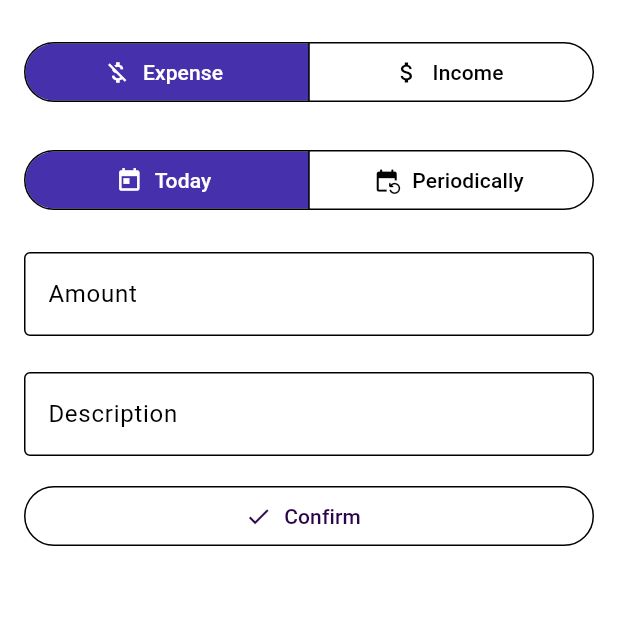
After one commit to jebud-com/jebud-app, a Flutter app: the AddBudgetElement screen opened directly, on a phone screen of 412 x 824 dp, the top half of it. The commit adds this screen. Run offline on Flutter 3.47's test engine with Material 2 defaults, Android fonts, the light colour scheme and no system bars; our stand-ins replace bloc, dartz, equatable, flutter_bloc, flutter_svg, isar; accounts and stored records are empty; generated files the repository leaves out were written again.

Commit message:
add income and expenses ui.

```diff
--- /dev/null
+++ b/src/lib/components/add_budget_element.dart
@@ -0,0 +1,333 @@
+import 'package:core/core.dart';
+import 'package:flutter/material.dart';
+import 'package:flutter/services.dart';
+import 'package:flutter_bloc/flutter_bloc.dart';
+import 'package:intl/intl.dart';
+
+class AddBudgetElement extends StatefulWidget {
+  const AddBudgetElement({super.key});
+
+  @override
+  State<StatefulWidget> createState() => _AddBudgetElementState();
+}
+
+class _AddBudgetElementState extends State<AddBudgetElement>
+    with TickerProviderStateMixin {
+  Set<int> selectedType = {0};
+
+  late final TabController _incomeExpenseTabController;
+
+  @override
+  void initState() {
+    _incomeExpenseTabController = TabController(length: 2, vsync: this);
+    super.initState();
+  }
+
+  @override
+  Widget build(BuildContext context) {
+    return BlocListener(
+        bloc: BlocProvider.of<BudgetManagerBloc>(context),
+        listener: (_, state) {
+          state as DetailedBudget;
+          if (!state.isAddingDailyExpense &&
+              !state.isAddingExpense &&
+              !state.isAddingIncome) Navigator.pop(context);
+        },
+        child: SizedBox(
+            height: 390 + 60 + 16 + 56 + 80,
+            child: Scaffold(
+                backgroundColor: Colors.transparent,
+                body: SingleChildScrollView(
+                    child: AnimatedContainer(
+                        height: 390 + 60 + 16 + 56 + 80,
+                        duration: const Duration(microseconds: 300),
+                        padding: const EdgeInsets.only(
+                          top: 24,
+                          right: 16,
+                          left: 16,
+                        ),
+                        child: Column(
+                            mainAxisSize: MainAxisSize.min,
+                            crossAxisAlignment: CrossAxisAlignment.stretch,
+                            children: [
+                              SegmentedButton(
+                                showSelectedIcon: false,
+                                segments: const [
+                                  ButtonSegment(
+                                      value: 0,
+                                      label: Text("Expense"),
+                                      icon: Icon(Icons.money_off)),
+                                  ButtonSegment(
+                                      value: 1,
+                                      label: Text("Income"),
+                                      icon: Icon(Icons.attach_money)),
+                                ],
+                                selected: selectedType,
+                                onSelectionChanged: (newValue) => setState(() {
+                                  selectedType = newValue;
+                                  _incomeExpenseTabController
+                                      .animateTo(newValue.first);
+                                }),
+                              ),
+                              const SizedBox.square(dimension: 24),
+                              Flexible(
+                                  child: TabBarView(
+                                      physics:
+                                          const NeverScrollableScrollPhysics(),
+                                      controller: _incomeExpenseTabController,
+                                      children: const [
+                                    AddExpense(),
+                                    AddIncome()
+                                  ]))
+                            ]))))));
+  }
+}
+
+class AddExpense extends StatefulWidget {
+  const AddExpense({super.key});
+
+  @override
+  State<StatefulWidget> createState() => _AddExpenseState();
+}
+
+class _AddExpenseState extends State<AddExpense> with TickerProviderStateMixin {
+  final TextEditingController _startDateTextController =
+      TextEditingController();
+  final TextEditingController _endDateTextController = TextEditingController();
+  final TextEditingController _amountTextController = TextEditingController();
+  final TextEditingController _descriptionTextController =
+      TextEditingController();
+
+  late TabController _dailyPeriodicallyTabController;
+
+  Set<int> selectedType = {0};
+  DateTime startDate = DateTime.now();
+  DateTime endDate = DateTime.now();
+  bool hasEndDate = false;
+
+  bool get _isAddingDailyExpense => selectedType.first == 0;
+
+  bool get _isAddingPeriodExpense => selectedType.first == 1;
+
+  bool get canConfirm {
+    return _amountTextController.text.trim().isNotEmpty &&
+        _descriptionTextController.text.trim().isNotEmpty;
+  }
+
+  @override
+  void initState() {
+    _startDateTextController.text = DateFormat.yMMMEd().format(startDate);
+    _endDateTextController.text = DateFormat.yMMMEd().format(endDate);
+    _dailyPeriodicallyTabController = TabController(length: 2, vsync: this);
+    super.initState();
+  }
+
+  @override
+  Widget build(BuildContext context) {
+    return Column(crossAxisAlignment: CrossAxisAlignment.stretch, children: [
+      SegmentedButton(
+        showSelectedIcon: false,
+        segments: const [
+          ButtonSegment(
+              value: 0, label: Text("Today"), icon: Icon(Icons.today)),
+          ButtonSegment(
+              value: 1,
+              label: Text("Periodically"),
+              icon: Icon(Icons.event_repeat_rounded)),
+        ],
+        selected: selectedType,
+        onSelectionChanged: (newValue) => setState(() {
+          selectedType = newValue;
+          _dailyPeriodicallyTabController.animateTo(newValue.first);
+        }),
+      ),
+      const SizedBox.square(
+        dimension: 24,
+      ),
+      if (_isAddingPeriodExpense) ...[
+        GestureDetector(
+            onTap: () async {
+              var selectedStartDate = await showDatePicker(
+                  context: context,
+                  firstDate: DateTime.fromMicrosecondsSinceEpoch(0),
+                  initialDate: DateTime.now(),
+                  lastDate: DateTime(275760, 09, 13));
+              if (selectedStartDate != null) {
+                setState(() {
+                  startDate = selectedStartDate;
+                  _startDateTextController.text =
+                      DateFormat.yMMMEd().format(startDate);
+                  if (startDate.isAfter(endDate)) {
+                    endDate = startDate;
+                    _endDateTextController.text =
+                        DateFormat.yMMMEd().format(endDate);
+                  }
+                });
+              }
+            },
+            child: TextFormField(
+                enabled: false,
+                controller: _startDateTextController,
+                textInputAction: TextInputAction.go,
+                keyboardType: TextInputType.text,
+                decoration: const InputDecoration(
+                  label: Text("Start date"),
+                  disabledBorder: OutlineInputBorder(),
+                  border: OutlineInputBorder(),
+                ))),
+        const SizedBox.square(
+          dimension: 8,
+        ),
+        Flexible(
+            child: CheckboxListTile(
+                controlAffinity: ListTileControlAffinity.leading,
+                title: const Text("Has an end date"),
+                value: hasEndDate,
+                onChanged: (newValue) {
+                  setState(() {
+                    hasEndDate = newValue!;
+                  });
+                })),
+        const SizedBox.square(
+          dimension: 8,
+        ),
+        if (hasEndDate) ...[
+          GestureDetector(
+              onTap: () async {
+                var selectedEndDate = await showDatePicker(
+                    context: context,
+                    firstDate: startDate,
+                    initialDate: endDate,
+                    lastDate: DateTime(275760, 09, 13));
+                if (selectedEndDate != null) {
+                  setState(() {
+                    endDate = selectedEndDate;
+                    _endDateTextController.text =
+                        DateFormat.yMMMEd().format(endDate);
+                  });
+                }
+              },
+              child: TextFormField(
+                  enabled: false,
+                  controller: _endDateTextController,
+                  textInputAction: TextInputAction.go,
+                  keyboardType: TextInputType.text,
+                  decoration: const InputDecoration(
+                    label: Text("End date"),
+                    disabledBorder: OutlineInputBorder(),
+                    border: OutlineInputBorder(),
+                  ))),
+          const SizedBox.square(
+            dimension: 16,
+          ),
+        ]
+      ],
+      TextFormField(
+          controller: _amountTextController,
+          textInputAction: TextInputAction.next,
+          inputFormatters: [
+            FilteringTextInputFormatter.allow(RegExp(r'^\d*\.?\d*')),
+          ],
+          keyboardType: const TextInputType.numberWithOptions(
+              signed: false, decimal: true),
+          decoration: const InputDecoration(
+              label: Text("Amount"),
+              border: OutlineInputBorder(),
+              suffix: Text("€"))),
+      const SizedBox.square(
+        dimension: 24,
+      ),
+      TextFormField(
+          controller: _descriptionTextController,
+          textInputAction: TextInputAction.go,
+          keyboardType: TextInputType.text,
+          decoration: const InputDecoration(
+            label: Text("Description"),
+            border: OutlineInputBorder(),
+          )),
+      const SizedBox.square(
+        dimension: 16,
+      ),
+      OutlinedButton.icon(
+          onPressed: _addExpense,
+          label: const Text("Confirm"),
+          icon: const Icon(Icons.check))
+    ]);
+  }
+
+  void _addExpense() {
+    if (!canConfirm) return;
+    if (_isAddingDailyExpense) {
+      BlocProvider.of<BudgetManagerBloc>(context).add(AddDailyExpense(
+          amount: double.parse(_amountTextController.text.trim()),
+          description: _descriptionTextController.text.trim()));
+    } else if (_isAddingPeriodExpense) {
+      BlocProvider.of<BudgetManagerBloc>(context).add(AddPeriodExpense(
+          amount: double.parse(_amountTextController.text.trim()),
+          startingFrom: startDate,
+          applyUntil: hasEndDate ? endDate : null,
+          description: _descriptionTextController.text.trim()));
+    }
+  }
+}
+
+class AddIncome extends StatefulWidget {
+  const AddIncome({super.key});
+
+  @override
+  State<StatefulWidget> createState() => _AddIncomeState();
+}
+
+class _AddIncomeState extends State<AddIncome> with TickerProviderStateMixin {
+  final _amountTextController = TextEditingController();
+  final _descriptionTextController = TextEditingController();
+
+  bool get canConfirm {
+    return _amountTextController.text.trim().isNotEmpty &&
+        _descriptionTextController.text.trim().isNotEmpty;
+  }
+
+  @override
+  Widget build(BuildContext context) {
+    return Column(crossAxisAlignment: CrossAxisAlignment.stretch, children: [
+      TextFormField(
+          controller: _amountTextController,
+          textInputAction: TextInputAction.next,
+          inputFormatters: [
+            FilteringTextInputFormatter.allow(RegExp(r'^\d*\.?\d*')),
+          ],
+          keyboardType: const TextInputType.numberWithOptions(
+              signed: false, decimal: true),
+          decoration: const InputDecoration(
+              label: Text("Amount"),
+              border: OutlineInputBorder(),
+              suffix: Text("€"))),
+      const SizedBox.square(
+        dimension: 24,
+      ),
+      TextFormField(
+          controller: _descriptionTextController,
+          textInputAction: TextInputAction.go,
+          keyboardType: TextInputType.text,
+          decoration: const InputDecoration(
+            label: Text("Description"),
+            border: OutlineInputBorder(),
+          )),
+      const SizedBox.square(
+        dimension: 16,
+      ),
+      OutlinedButton.icon(
+          onPressed: _addIncome,
+          label: const Text("Confirm"),
+          icon: const Icon(Icons.check))
+    ]);
+  }
+
+  void _addIncome() {
+    if (!canConfirm) return;
+
+    BlocProvider.of<BudgetManagerBloc>(context).add(AddPeriodIncome(
+        amount: double.parse(_amountTextController.text.trim()),
+        description: _descriptionTextController.text.trim()));
+  }
+}
```
Also changed, not shown: src/lib/components/settings.dart (added, +120 -0 lines), src/lib/pages/home_page.dart (+16 -7 lines).
